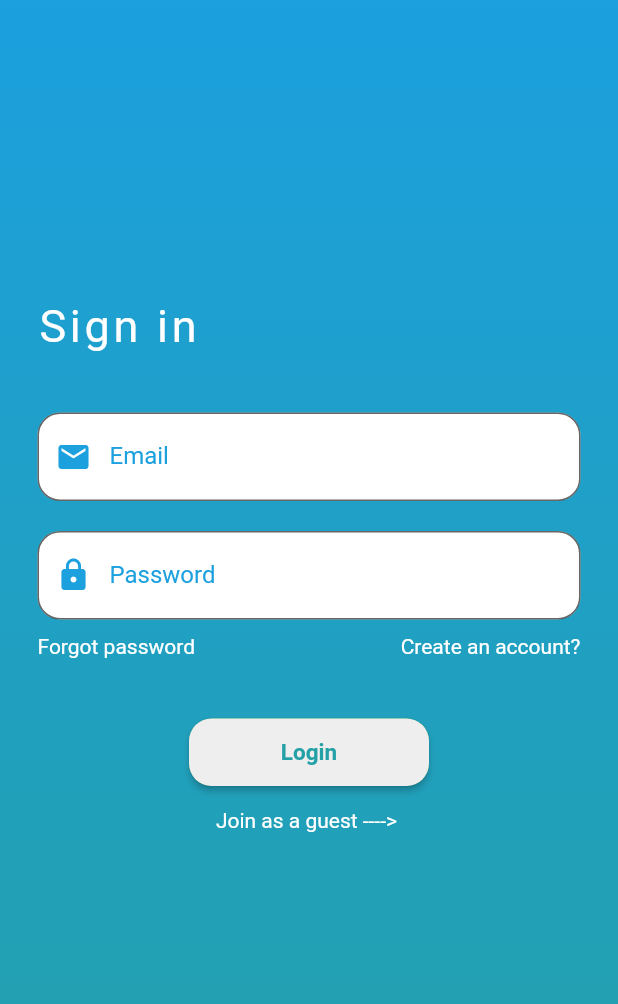
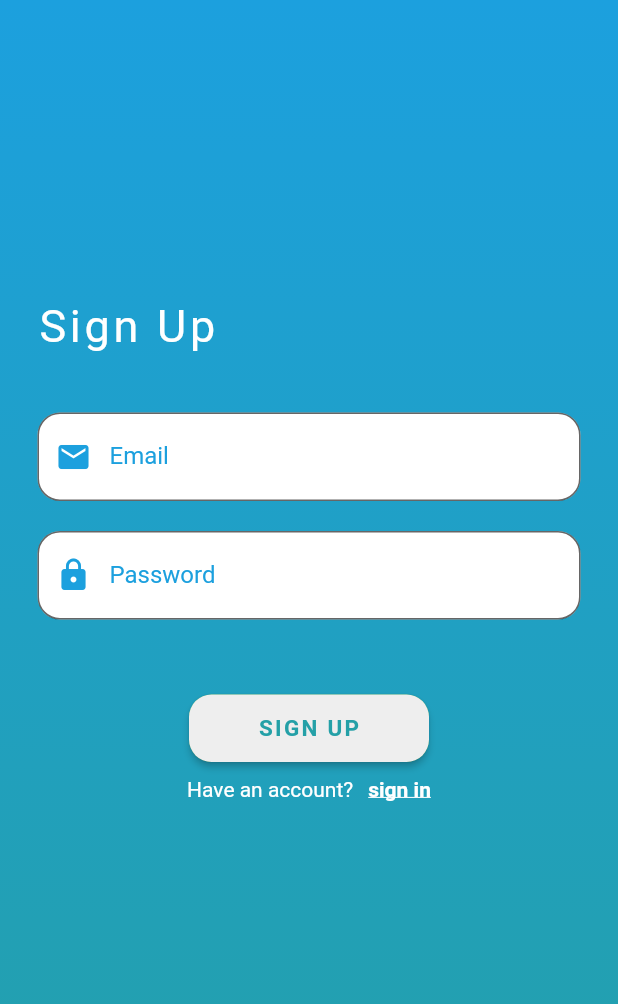
Before and after one commit to Sultanmahfouz/StepsTrackerPrototype-, a Flutter app: the screen it shows after launch, on a phone screen of 412 x 824 dp. Shown: the top 1004 px of the screen. Run offline on Flutter 3.47's test engine with Material 2 defaults, Android fonts, the phone set to English and light mode, and no system bars.

Commit message:
building sing up screen UI

```diff
--- a/lib/main.dart
+++ b/lib/main.dart
@@ -1,5 +1,6 @@
 import 'package:flutter/material.dart';
 import 'package:steps_tracker_prototype/screens/authentication/login.dart';
+import 'package:steps_tracker_prototype/screens/authentication/registration.dart';
 
 void main() {
   runApp(MyApp());
@@ -11,7 +12,7 @@ class MyApp extends StatelessWidget {
   Widget build(BuildContext context) {
     return MaterialApp(
       debugShowCheckedModeBanner: false,
-      home: Login(),
+      home: Registeration(),
     );
   }
 }
--- a/lib/screens/authentication/components/button.dart
+++ b/lib/screens/authentication/components/button.dart
@@ -31,6 +31,7 @@ class AuthButton extends StatelessWidget {
             color: secondaryColor,
             fontSize: 15,
             fontWeight: FontWeight.bold,
+            letterSpacing: 1.5,
           ),
         ),
       ),
--- /dev/null
+++ b/lib/screens/authentication/registration.dart
@@ -0,0 +1,115 @@
+import 'package:flutter/material.dart';
+import 'package:steps_tracker_prototype/components/constants.dart';
+import 'package:steps_tracker_prototype/screens/authentication/login.dart';
+
+import 'components/button.dart';
+
+class Registeration extends StatefulWidget {
+  @override
+  _RegisterationState createState() => _RegisterationState();
+}
+
+class _RegisterationState extends State<Registeration> {
+  String email;
+  String password;
+
+  @override
+  Widget build(BuildContext context) {
+    return Scaffold(
+      body: Container(
+        height: MediaQuery.of(context).size.height,
+        width: MediaQuery.of(context).size.width,
+        decoration: decorationLayout,
+        child: SingleChildScrollView(
+          child: Column(
+            crossAxisAlignment: CrossAxisAlignment.start,
+            children: [
+              Padding(
+                padding: EdgeInsets.only(top: 200, left: 25),
+                child: Text(
+                  'Sign Up',
+                  style: textHeaderStyle,
+                ),
+              ),
+              Container(
+                padding:
+                    EdgeInsets.only(top: 40, left: 25, right: 25, bottom: 40),
+                child: Column(
+                  crossAxisAlignment: CrossAxisAlignment.start,
+                  children: [
+                    TextFormField(
+                      onChanged: (value) {
+                        setState(() {
+                          email = value;
+                        });
+                      },
+                      keyboardType: TextInputType.emailAddress,
+                      decoration: fieldDecoration,
+                    ),
+                    SizedBox(
+                      height: 20,
+                    ),
+                    TextFormField(
+                      onChanged: (value) {
+                        setState(() {
+                          password = value;
+                        });
+                      },
+                      obscureText: true,
+                      decoration: fieldDecoration.copyWith(
+                          labelText: 'Password',
+                          prefixIcon: Icon(
+                            Icons.lock,
+                            color: primaryColor,
+                          )),
+                    ),
+                    SizedBox(
+                      height: 10,
+                    ),
+                  ],
+                ),
+              ),
+              Center(
+                child: AuthButton(
+                  onPressed: () {},
+                  title: 'SIGN UP',
+                ),
+              ),
+              SizedBox(
+                height: 10,
+              ),
+              Row(
+                mainAxisAlignment: MainAxisAlignment.center,
+                children: [
+                  Text(
+                    'Have an account?',
+                    style: TextStyle(color: Colors.white),
+                  ),
+                  SizedBox(
+                    width: 10,
+                  ),
+                  InkWell(
+                    onTap: () {
+                      Navigator.pushReplacement(
+                        context,
+                        MaterialPageRoute(builder: (context) => Login()),
+                      );
+                    },
+                    child: Text(
+                      'sign in',
+                      style: TextStyle(
+                        color: Colors.white,
+                        fontWeight: FontWeight.bold,
+                        decoration: TextDecoration.underline,
+                      ),
+                    ),
+                  ),
+                ],
+              ),
+            ],
+          ),
+        ),
+      ),
+    );
+  }
+}
```
